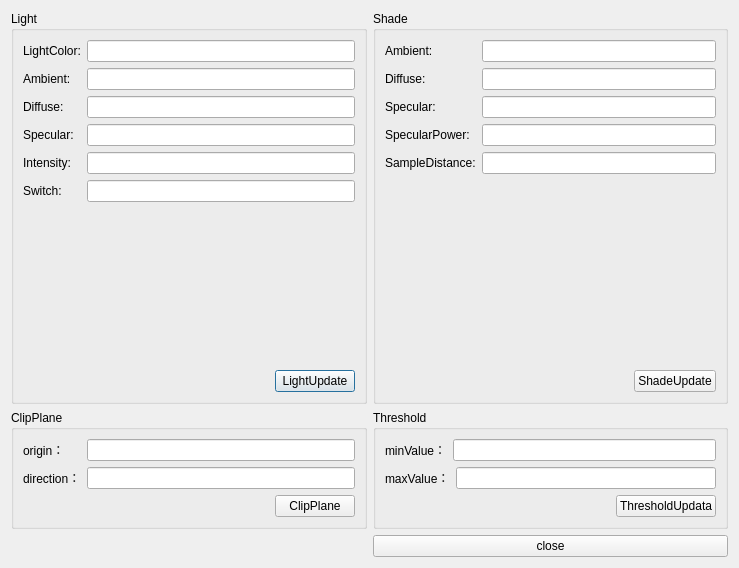
Gaara-ops/VTKLearn, file VTKLearn/VTKModelLearn/volumeinfo.ui: the form before one commit.
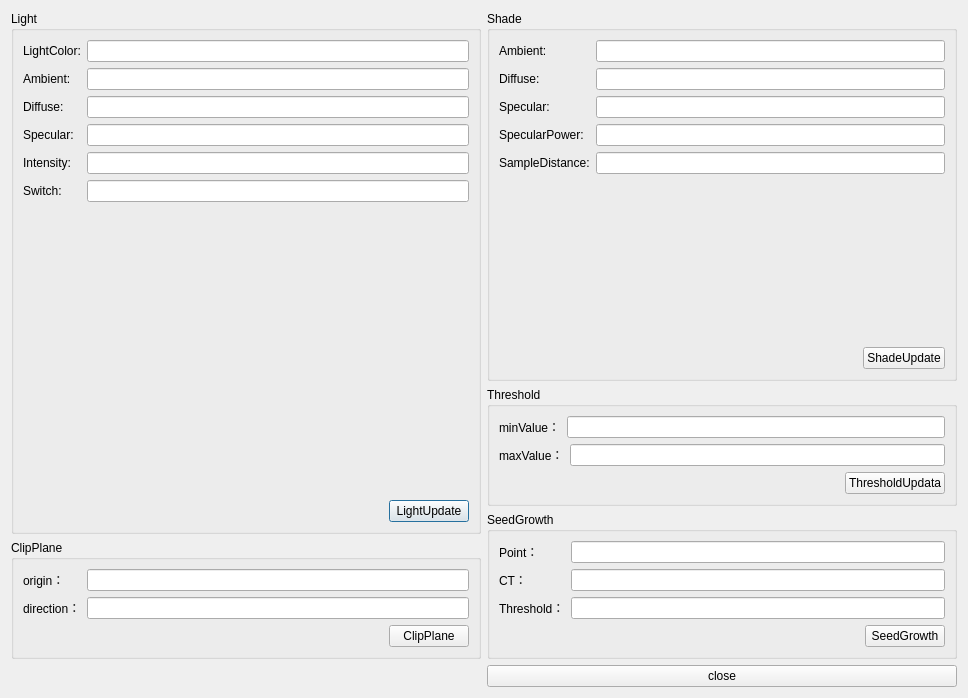
The form after the commit.

Commit message: 1.add the interactorstyle of volume 2.get the seed point by click,add set seedpos groupbox

Diff of the .ui file:
```diff
--- a/VTKLearn/VTKModelLearn/volumeinfo.ui
+++ b/VTKLearn/VTKModelLearn/volumeinfo.ui
@@ -6,14 +6,14 @@
    <rect>
     <x>0</x>
     <y>0</y>
-    <width>739</width>
-    <height>568</height>
+    <width>968</width>
+    <height>698</height>
    </rect>
   </property>
   <property name="windowTitle">
    <string>Dialog</string>
   </property>
-  <layout class="QGridLayout" name="gridLayout_5">
+  <layout class="QGridLayout" name="gridLayout_6">
    <item row="0" column="0">
     <layout class="QVBoxLayout" name="verticalLayout_12">
      <item>
@@ -210,7 +210,7 @@
     </layout>
    </item>
    <item row="0" column="1">
-    <layout class="QVBoxLayout" name="verticalLayout_8">
+    <layout class="QVBoxLayout" name="verticalLayout_15">
      <item>
       <widget class="QGroupBox" name="groupBox_2">
        <property name="title">
@@ -388,6 +388,85 @@
        </layout>
       </widget>
      </item>
+     <item>
+      <widget class="QGroupBox" name="groupBox_5">
+       <property name="title">
+        <string>SeedGrowth</string>
+       </property>
+       <layout class="QGridLayout" name="gridLayout_5">
+        <item row="0" column="0">
+         <layout class="QVBoxLayout" name="verticalLayout_14">
+          <item>
+           <layout class="QHBoxLayout" name="horizontalLayout_11">
+            <item>
+             <layout class="QVBoxLayout" name="verticalLayout_8">
+              <item>
+               <widget class="QLabel" name="label_16">
+                <property name="text">
+                 <string>Point：</string>
+                </property>
+               </widget>
+              </item>
+              <item>
+               <widget class="QLabel" name="label_17">
+                <property name="text">
+                 <string>CT：</string>
+                </property>
+               </widget>
+              </item>
+              <item>
+               <widget class="QLabel" name="label_18">
+                <property name="text">
+                 <string>Threshold：</string>
+                </property>
+               </widget>
+              </item>
+             </layout>
+            </item>
+            <item>
+             <layout class="QVBoxLayout" name="verticalLayout_13">
+              <item>
+               <widget class="QLineEdit" name="lineEdit_SeedPos"/>
+              </item>
+              <item>
+               <widget class="QLineEdit" name="lineEdit_SeedCT"/>
+              </item>
+              <item>
+               <widget class="QLineEdit" name="lineEdit_SeedThreshold"/>
+              </item>
+             </layout>
+            </item>
+           </layout>
+          </item>
+          <item>
+           <layout class="QHBoxLayout" name="horizontalLayout_10">
+            <item>
+             <spacer name="horizontalSpacer_5">
+              <property name="orientation">
+               <enum>Qt::Horizontal</enum>
+              </property>
+              <property name="sizeHint" stdset="0">
+               <size>
+                <width>40</width>
+                <height>20</height>
+               </size>
+              </property>
+             </spacer>
+            </item>
+            <item>
+             <widget class="QPushButton" name="SeedGrowthBtn">
+              <property name="text">
+               <string>SeedGrowth</string>
+              </property>
+             </widget>
+            </item>
+           </layout>
+          </item>
+         </layout>
+        </item>
+       </layout>
+      </widget>
+     </item>
     </layout>
    </item>
    <item row="1" column="1">
```
The commit also changes 10 other files.
